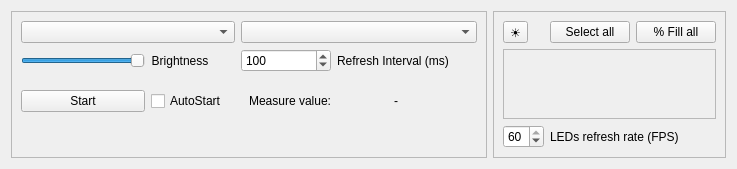
Qt form MeasureEntry.ui (arthur469/HardwareSyncAI) before a commit.
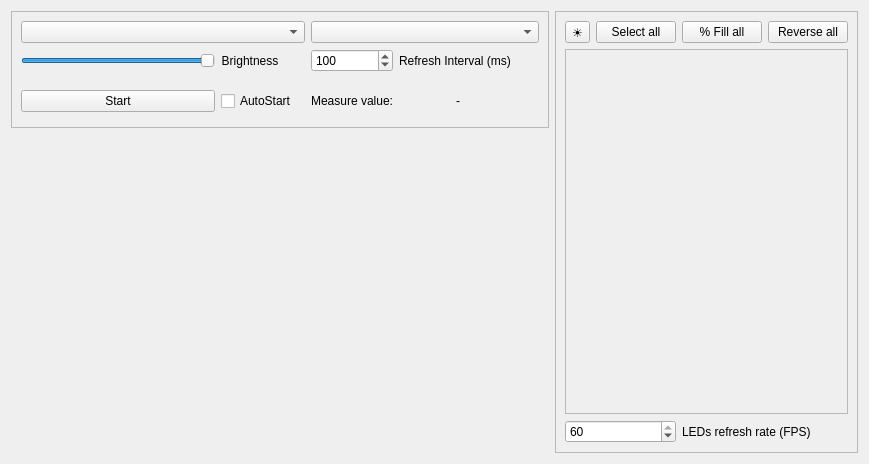
The same form after that commit. Custom widgets are drawn as their Qt base class.

Commit message: Implemented reverse, removed commented code, added tooltips and removed spacer from measureFrame

Diff of the .ui file:
```diff
--- a/MeasureEntry.ui
+++ b/MeasureEntry.ui
@@ -6,8 +6,8 @@
    <rect>
     <x>0</x>
     <y>0</y>
-    <width>737</width>
-    <height>165</height>
+    <width>869</width>
+    <height>464</height>
    </rect>
   </property>
   <property name="windowTitle">
@@ -34,7 +34,76 @@
      <property name="frameShadow">
       <enum>QFrame::Sunken</enum>
      </property>
-     <layout class="QGridLayout" name="gridLayout_2" columnstretch="1,0,1,1">
+     <layout class="QGridLayout" name="gridLayout_2" columnstretch="1,0,0,0">
+      <item row="2" column="0" colspan="4">
+       <widget class="MeasureColor" name="measure_color" native="true">
+        <property name="sizePolicy">
+         <sizepolicy hsizetype="Preferred" vsizetype="Preferred">
+          <horstretch>0</horstretch>
+          <verstretch>0</verstretch>
+         </sizepolicy>
+        </property>
+        <property name="minimumSize">
+         <size>
+          <width>0</width>
+          <height>0</height>
+         </size>
+        </property>
+       </widget>
+      </item>
+      <item row="3" column="2">
+       <widget class="QLabel" name="label_2">
+        <property name="text">
+         <string>Measure value:</string>
+        </property>
+        <property name="alignment">
+         <set>Qt::AlignRight|Qt::AlignTrailing|Qt::AlignVCenter</set>
+        </property>
+       </widget>
+      </item>
+      <item row="3" column="0">
+       <widget class="QPushButton" name="start_stop">
+        <property name="text">
+         <string>Start</string>
+        </property>
+       </widget>
+      </item>
+      <item row="1" column="0">
+       <widget class="QTooltipedSlider" name="brightness">
+        <property name="maximum">
+         <number>100</number>
+        </property>
+        <property name="value">
+         <number>100</number>
+        </property>
+        <property name="orientation">
+         <enum>Qt::Horizontal</enum>
+        </property>
+       </widget>
+      </item>
+      <item row="3" column="1">
+       <widget class="QCheckBox" name="auto_start">
+        <property name="text">
+         <string>AutoStart</string>
+        </property>
+       </widget>
+      </item>
+      <item row="1" column="1">
+       <widget class="QLabel" name="label_3">
+        <property name="text">
+         <string>Brightness        </string>
+        </property>
+        <property name="alignment">
+         <set>Qt::AlignRight|Qt::AlignTrailing|Qt::AlignVCenter</set>
+        </property>
+       </widget>
+      </item>
+      <item row="0" column="0" colspan="2">
+       <widget class="QComboBox" name="hardware"/>
+      </item>
+      <item row="0" column="2" colspan="2">
+       <widget class="QComboBox" name="hardware_feature"/>
+      </item>
       <item row="3" column="3">
        <widget class="QFrame" name="frame">
         <property name="frameShape">
@@ -97,16 +166,6 @@
         </layout>
        </widget>
       </item>
-      <item row="3" column="2">
-       <widget class="QLabel" name="label_2">
-        <property name="text">
-         <string>Measure value:</string>
-        </property>
-        <property name="alignment">
-         <set>Qt::AlignRight|Qt::AlignTrailing|Qt::AlignVCenter</set>
-        </property>
-       </widget>
-      </item>
       <item row="1" column="2">
        <widget class="QSpinBox" name="refresh_interval">
         <property name="maximumSize">
@@ -126,22 +185,6 @@
         </property>
        </widget>
       </item>
-      <item row="1" column="0">
-       <widget class="QTooltipedSlider" name="brightness">
-        <property name="maximum">
-         <number>100</number>
-        </property>
-        <property name="value">
-         <number>100</number>
-        </property>
-        <property name="orientation">
-         <enum>Qt::Horizontal</enum>
-        </property>
-       </widget>
-      </item>
-      <item row="0" column="0" colspan="2">
-       <widget class="QComboBox" name="hardware"/>
-      </item>
       <item row="1" column="3">
        <widget class="QLabel" name="label">
         <property name="text">
@@ -149,7 +192,19 @@
         </property>
        </widget>
       </item>
-      <item row="4" column="0" colspan="3">
+     </layout>
+    </widget>
+   </item>
+   <item row="1" column="0">
+    <widget class="QFrame" name="frame_2">
+     <property name="frameShape">
+      <enum>QFrame::NoFrame</enum>
+     </property>
+     <property name="frameShadow">
+      <enum>QFrame::Plain</enum>
+     </property>
+     <layout class="QGridLayout" name="gridLayout_6">
+      <item row="0" column="0">
        <spacer name="verticalSpacer">
         <property name="orientation">
          <enum>Qt::Vertical</enum>
@@ -162,53 +217,10 @@
         </property>
        </spacer>
       </item>
-      <item row="3" column="1">
-       <widget class="QCheckBox" name="auto_start">
-        <property name="text">
-         <string>AutoStart</string>
-        </property>
-       </widget>
-      </item>
-      <item row="3" column="0">
-       <widget class="QPushButton" name="start_stop">
-        <property name="text">
-         <string>Start</string>
-        </property>
-       </widget>
-      </item>
-      <item row="2" column="0" colspan="4">
-       <widget class="MeasureColor" name="measure_color" native="true">
-        <property name="sizePolicy">
-         <sizepolicy hsizetype="Preferred" vsizetype="Preferred">
-          <horstretch>0</horstretch>
-          <verstretch>0</verstretch>
-         </sizepolicy>
-        </property>
-        <property name="minimumSize">
-         <size>
-          <width>0</width>
-          <height>0</height>
-         </size>
-        </property>
-       </widget>
-      </item>
-      <item row="1" column="1">
-       <widget class="QLabel" name="label_3">
-        <property name="text">
-         <string>Brightness        </string>
-        </property>
-        <property name="alignment">
-         <set>Qt::AlignRight|Qt::AlignTrailing|Qt::AlignVCenter</set>
-        </property>
-       </widget>
-      </item>
-      <item row="0" column="2" colspan="2">
-       <widget class="QComboBox" name="hardware_feature"/>
-      </item>
      </layout>
     </widget>
    </item>
-   <item row="0" column="1">
+   <item row="0" column="1" rowspan="2">
     <widget class="QFrame" name="devicFrame">
      <property name="frameShape">
       <enum>QFrame::StyledPanel</enum>
@@ -217,10 +229,26 @@
       <enum>QFrame::Sunken</enum>
      </property>
      <layout class="QGridLayout" name="gridLayout_5">
-      <item row="3" column="1" colspan="2">
-       <widget class="QLabel" name="refresh_interval_label">
+      <item row="1" column="1">
+       <widget class="QPushButton" name="enable_all">
         <property name="text">
-         <string>LEDs refresh rate (FPS)</string>
+         <string>Select all</string>
+        </property>
+        <property name="checkable">
+         <bool>true</bool>
+        </property>
+       </widget>
+      </item>
+      <item row="1" column="0">
+       <widget class="QToolButton" name="toggle_brightness">
+        <property name="toolTip">
+         <string>Toggle brightness slider</string>
+        </property>
+        <property name="text">
+         <string>☀</string>
+        </property>
+        <property name="checkable">
+         <bool>true</bool>
         </property>
        </widget>
       </item>
@@ -234,7 +262,17 @@
         </property>
        </widget>
       </item>
-      <item row="2" column="0" colspan="3">
+      <item row="1" column="3">
+       <widget class="QPushButton" name="reverse_all">
+        <property name="text">
+         <string>Reverse all</string>
+        </property>
+        <property name="checkable">
+         <bool>true</bool>
+        </property>
+       </widget>
+      </item>
+      <item row="2" column="0" colspan="4">
        <widget class="QScrollArea" name="scrollArea">
         <property name="widgetResizable">
          <bool>true</bool>
@@ -244,37 +282,21 @@
           <rect>
            <x>0</x>
            <y>0</y>
-           <width>213</width>
-           <height>68</height>
+           <width>283</width>
+           <height>367</height>
           </rect>
          </property>
         </widget>
        </widget>
       </item>
-      <item row="1" column="1">
-       <widget class="QPushButton" name="enable_all">
+      <item row="3" column="2" colspan="2">
+       <widget class="QLabel" name="refresh_interval_label">
         <property name="text">
-         <string>Select all</string>
+         <string>LEDs refresh rate (FPS)</string>
         </property>
-        <property name="checkable">
-         <bool>true</bool>
-        </property>
        </widget>
       </item>
-      <item row="1" column="0">
-       <widget class="QToolButton" name="toggle_brightness">
-        <property name="toolTip">
-         <string>Toggle brightness slider</string>
-        </property>
-        <property name="text">
-         <string>☀</string>
-        </property>
-        <property name="checkable">
-         <bool>true</bool>
-        </property>
-       </widget>
-      </item>
-      <item row="3" column="0">
+      <item row="3" column="0" colspan="2">
        <widget class="QSpinBox" name="fps">
         <property name="minimum">
          <number>1</number>
@@ -293,17 +315,17 @@
   </layout>
  </widget>
  <customwidgets>
+  <customwidget>
+   <class>QTooltipedSlider</class>
+   <extends>QSlider</extends>
+   <header location="global">QTooltipedSlider.h</header>
+  </customwidget>
   <customwidget>
    <class>MeasureColor</class>
    <extends>QWidget</extends>
    <header location="global">MeasureColor.h</header>
    <container>1</container>
   </customwidget>
-  <customwidget>
-   <class>QTooltipedSlider</class>
-   <extends>QSlider</extends>
-   <header location="global">QTooltipedSlider.h</header>
-  </customwidget>
  </customwidgets>
  <tabstops>
   <tabstop>hardware</tabstop>
```
The commit also changes 7 other files.
